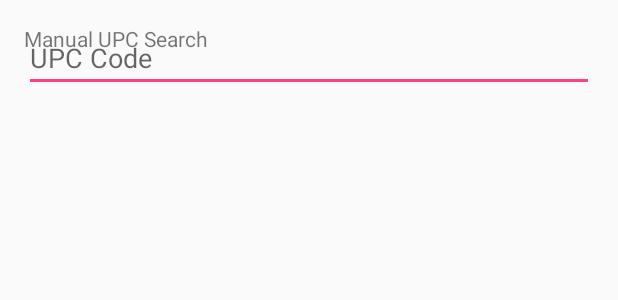
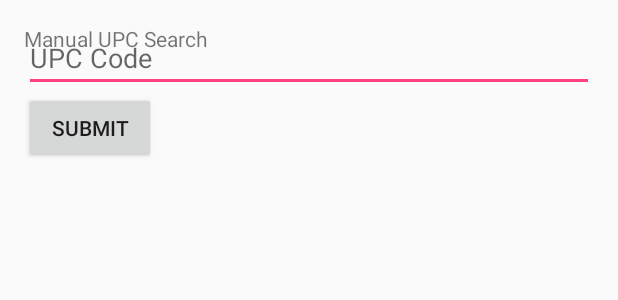
Before and after one commit to stoyerd/ProjectB, an Android app: the layout content_manual_upc_search.xml on its own in the app's theme, with its tools: preview values and no code run, on a phone screen of 412 x 824 dp. Shown: the top 300 px of the screen. Run offline under Robolectric (Android 15) with nearby library versions, the phone set to English and light mode, and no system bars; network calls fail.

```diff
--- a/app/build.gradle
+++ b/app/build.gradle
@@ -24,4 +24,6 @@ dependencies {
     testCompile 'junit:junit:4.12'
     compile 'com.android.support:appcompat-v7:23.1.1'
     compile 'com.android.support:design:23.1.1'
+    compile 'com.google.android.gms:play-services-appindexing:8.1.0'
+    compile 'com.mcxiaoke.volley:library:1.0.19'
 }
--- a/app/src/main/res/layout/content_manual_upc_search.xml
+++ b/app/src/main/res/layout/content_manual_upc_search.xml
@@ -33,6 +33,11 @@
             android:layout_width="fill_parent"
             android:layout_height="wrap_content"
             android:hint="@string/upc_code_hint"/>
+        <Button android:id="@+id/upc_lookup_submit"
+            android:layout_width="wrap_content"
+            android:layout_height="wrap_content"
+            android:text="@string/submit"
+            android:onClick="upcLookup" />
 
     </LinearLayout>
 
```
Also changed, not shown: app/src/main/AndroidManifest.xml (+8 -0 lines), app/src/main/java/com/android/dan/testtoolbar/ManualUpcSearch.java (+55 -5 lines), app/src/main/res/values/strings.xml (+5 -2 lines).
